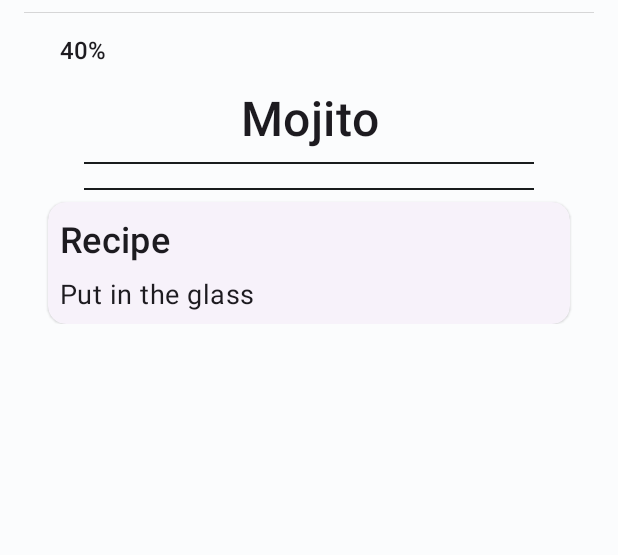
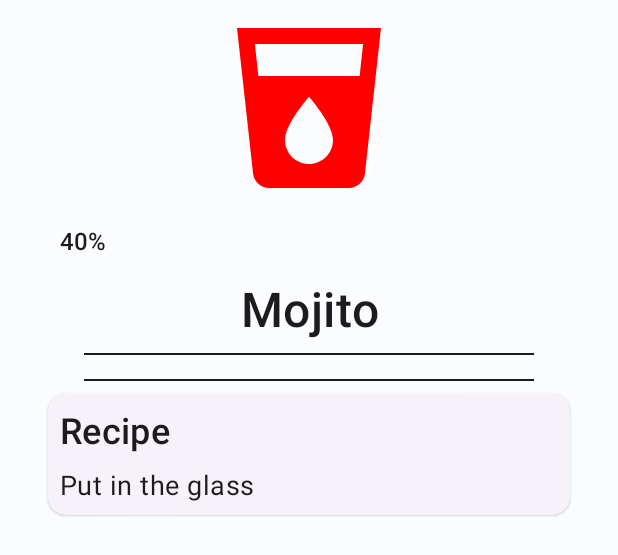
Before and after one commit to AndreaDAmicis22/WellDrinkAppAndroid, an Android app: the layout fragment_details.xml on its own in the app's theme, with its tools: preview values and no code run, on a phone screen of 412 x 824 dp. Shown: the top 555 px of the screen. Run offline under Robolectric (Android 15) with nearby library versions, the phone set to English and light mode, and no system bars.

Commit message:
navigazione da main a dettaglio drink

```diff
--- a/app/src/main/java/com/example/welldrink/adapter/MainFavoriteRecyclerAdapter.java
+++ b/app/src/main/java/com/example/welldrink/adapter/MainFavoriteRecyclerAdapter.java
@@ -43,7 +43,6 @@ public class MainFavoriteRecyclerAdapter extends RecyclerView.Adapter<MainFavori
     }
 
     public static class FavoriteViewHolder extends RecyclerView.ViewHolder {
-
         private final TextView title;
         private final TextView value;
 
--- a/app/src/main/res/layout/fragment_details.xml
+++ b/app/src/main/res/layout/fragment_details.xml
@@ -4,7 +4,7 @@
     xmlns:tools="http://schemas.android.com/tools"
     android:layout_width="match_parent"
     android:layout_height="match_parent"
-    tools:context=".ui.MainActivity">
+    tools:context=".ui.DetailsFragment">
 
     <androidx.constraintlayout.widget.Guideline
         android:id="@+id/details_gdlStart"
@@ -40,8 +40,8 @@
                 android:layout_width="match_parent"
                 android:layout_height="wrap_content"
                 android:contentDescription="@string/details_img"
-                tools:ignore="ImageContrastCheck"
-                tools:srcCompat="@tools:sample/avatars" />
+                android:src="@drawable/ic_baseline_local_drink_128"
+                tools:ignore="ImageContrastCheck" />
 
             <androidx.constraintlayout.widget.ConstraintLayout
                 android:layout_width="match_parent"
@@ -111,7 +111,8 @@
                 android:layout_width="match_parent"
                 android:layout_height="wrap_content"
                 android:layout_marginStart="16dp"
-                android:layout_marginEnd="16dp">
+                android:layout_marginEnd="16dp"
+                android:layout_marginBottom="16dp">
 
                 <LinearLayout
                     android:layout_width="match_parent"
--- a/build.gradle
+++ b/build.gradle
@@ -1,5 +1,5 @@
 // Top-level build file where you can add configuration options common to all sub-projects/modules.
 plugins {
-    id 'com.android.application' version '7.4.1' apply false
-    id 'com.android.library' version '7.4.1' apply false
+    id 'com.android.application' version '7.3.1' apply false
+    id 'com.android.library' version '7.3.1' apply false
 }
```
Also changed, not shown: app/src/main/java/com/example/welldrink/adapter/DetailRecyclerViewAdapter.java (+9 -9 lines), app/src/main/java/com/example/welldrink/ui/DetailsFragment.java (+5 -29 lines), app/src/main/java/com/example/welldrink/ui/MainFragment.java (+7 -5 lines), app/src/main/res/navigation/nav_graph.xml (+25 -3 lines).
